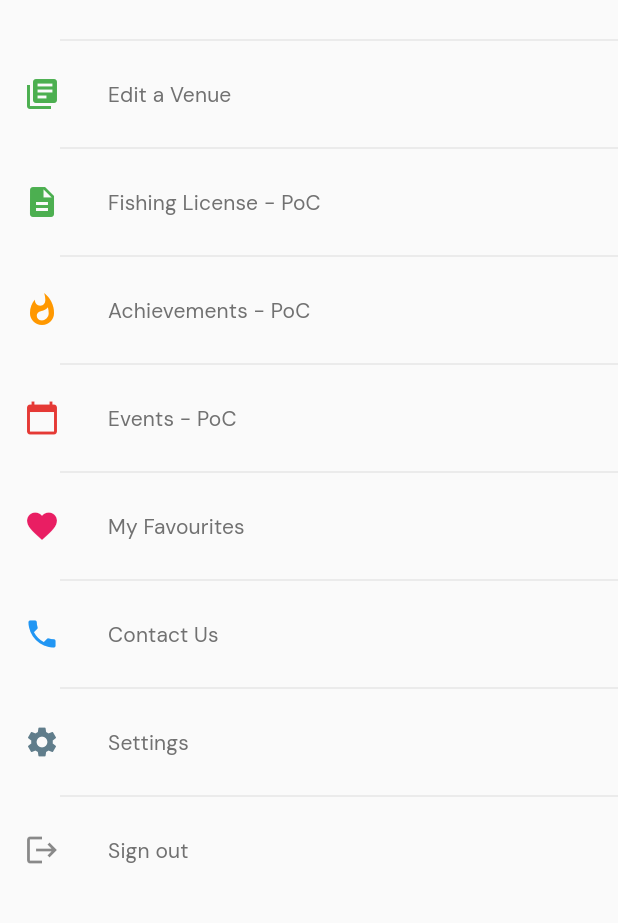
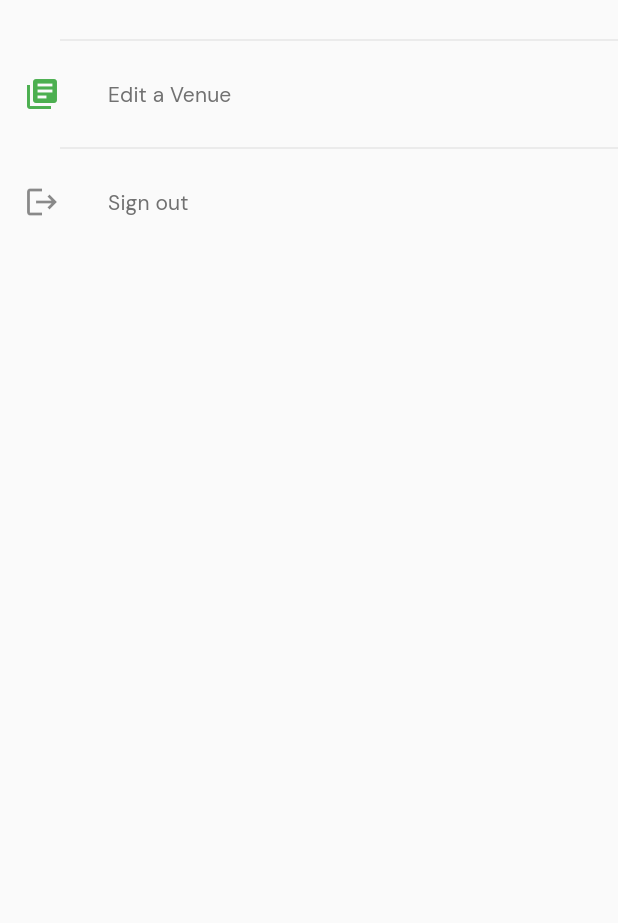
Before and after one commit to htbryant94/Fisheri, a Flutter app: the ProfileScreen screen opened directly, on a phone screen of 412 x 824 dp, the part 92-1015 px from its top. Run offline on Flutter 3.47's test engine with Material 2 defaults, Android fonts, the phone set to English and light mode, and no system bars; our stand-ins replace basic_utils, cached_network_image, carousel_slider, cloud_firestore, firebase_auth, firebase_core and 11 more; missing offline and left inert: cloud_firestore_web, dart:ffi, firebase_core_web, flutter_google_places, form_builder_image_picker, geoflutterfire and 3 more; accounts and stored records are empty; network calls fail.

```diff
--- a/lib/Screens/profile_screen.dart
+++ b/lib/Screens/profile_screen.dart
@@ -50,48 +50,48 @@ class _ProfileScreenState extends State<ProfileScreen> {
           title: 'Edit a Venue',
           icon: Icon(Icons.library_books, color: Colors.green)
       ),
-      ProfileListItem(
-        screen: FishingLicenseScreen(),
-        title: 'Fishing License - PoC',
-        icon: Icon(Icons.description, color: Colors.green),
-      ),
-      ProfileListItem(
-        screen: AchievementsScreen(),
-        title: 'Achievements - PoC',
-        icon: Icon(Icons.whatshot, color: Colors.orange)
-      ),
-      ProfileListItem(
-        screen: EventsCalendarScreen(),
-        title: 'Events - PoC',
-        icon: Icon(Icons.calendar_today, color: Colors.red[600]),
-        navBarIcon: CupertinoButton(
-          padding: EdgeInsets.only(bottom: 8, top: 8),
-          child: Icon(Icons.add),
-          onPressed: () {
-            Coordinator.present(
-              context,
-              currentPageTitle: 'Profile',
-              screen: CreateEventScreen(),
-              screenTitle: 'Create Event'
-            );
-          },
-        )
-      ),
-      ProfileListItem(
-        screen: null,
-        title: 'My Favourites',
-        icon: Icon(Icons.favorite, color: Colors.pink),
-      ),
-      ProfileListItem(
-          screen: null,
-          title: 'Contact Us',
-          icon: Icon(Icons.phone, color: Colors.blue)
-      ),
-      ProfileListItem(
-        screen: null,
-        title: 'Settings',
-        icon: Icon(Icons.settings, color: Colors.blueGrey),
-      ),
+      // ProfileListItem(
+      //   screen: FishingLicenseScreen(),
+      //   title: 'Fishing License - PoC',
+      //   icon: Icon(Icons.description, color: Colors.green),
+      // ),
+      // ProfileListItem(
+      //   screen: AchievementsScreen(),
+      //   title: 'Achievements - PoC',
+      //   icon: Icon(Icons.whatshot, color: Colors.orange)
+      // ),
+      // ProfileListItem(
+      //   screen: EventsCalendarScreen(),
+      //   title: 'Events - PoC',
+      //   icon: Icon(Icons.calendar_today, color: Colors.red[600]),
+      //   navBarIcon: CupertinoButton(
+      //     padding: EdgeInsets.only(bottom: 8, top: 8),
+      //     child: Icon(Icons.add),
+      //     onPressed: () {
+      //       Coordinator.present(
+      //         context,
+      //         currentPageTitle: 'Profile',
+      //         screen: CreateEventScreen(),
+      //         screenTitle: 'Create Event'
+      //       );
+      //     },
+      //   )
+      // ),
+      // ProfileListItem(
+      //   screen: null,
+      //   title: 'My Favourites',
+      //   icon: Icon(Icons.favorite, color: Colors.pink),
+      // ),
+      // ProfileListItem(
+      //     screen: null,
+      //     title: 'Contact Us',
+      //     icon: Icon(Icons.phone, color: Colors.blue)
+      // ),
+      // ProfileListItem(
+      //   screen: null,
+      //   title: 'Settings',
+      //   icon: Icon(Icons.settings, color: Colors.blueGrey),
+      // ),
       if (_isLoggedIn)
       ProfileListItem(
         title: 'Sign out',
```
Also changed, not shown: lib/Screens/detail_screen/detail_screen.dart (+6 -4 lines), lib/Screens/search_results_screen.dart (+27 -16 lines), lib/main.dart (+21 -16 lines).
